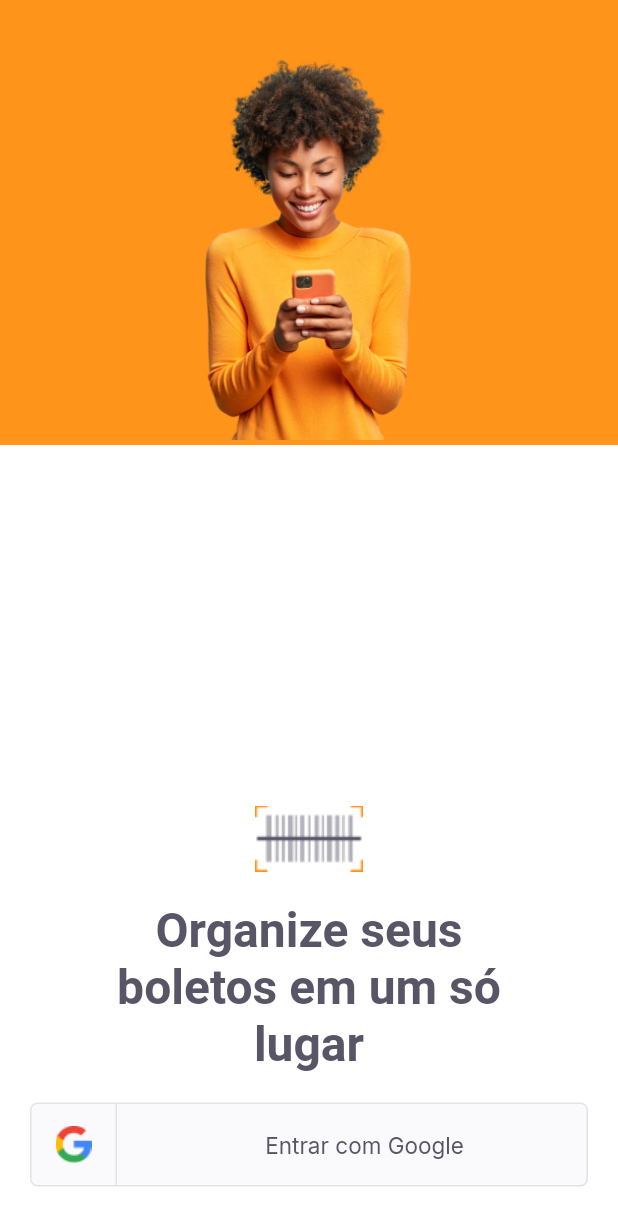
After one commit to francis584/payflow, a Flutter app: the LoginPage screen opened directly, on a phone screen of 412 x 824 dp. The commit adds this screen. Shown: the top 1226 px of the screen. Run offline on Flutter 3.47's test engine with Material 2 defaults, Android fonts, the phone set to English and light mode, and no system bars; our stand-ins replace google_fonts.

Commit message:
login_page created & home_page started

```diff
--- a/lib/main.dart
+++ b/lib/main.dart
@@ -1,4 +1,6 @@
 import 'package:flutter/material.dart';
+import 'package:payflow/modules/home/home_page.dart';
+import 'package:payflow/modules/login/login_page.dart';
 import 'package:payflow/modules/splash/splash_page.dart';
 import 'package:payflow/shared/themes/app_colors.dart';
 
@@ -15,7 +17,7 @@ class AppWidget extends StatelessWidget {
       theme: ThemeData(
         primaryColor: AppColors.primary,
       ),
-      home: SplashPage(),
+      home: HomePage(),
     );
   }
 }
--- /dev/null
+++ b/lib/modules/home/home_page.dart
@@ -0,0 +1,14 @@
+import 'package:flutter/material.dart';
+
+class HomePage extends StatelessWidget {
+  const HomePage({Key? key}) : super(key: key);
+
+  @override
+  Widget build(BuildContext context) {
+    return Scaffold(
+      appBar: AppBar(
+        title: Text("HomePage"),
+      ),
+    );
+  }
+}
--- /dev/null
+++ b/lib/modules/login/login_page.dart
@@ -0,0 +1,70 @@
+import 'package:flutter/material.dart';
+import 'package:payflow/shared/themes/app_colors.dart';
+import 'package:payflow/shared/themes/app_images.dart';
+import 'package:payflow/shared/themes/app_text_styles.dart';
+import 'package:payflow/shared/widgets/social_login/social_login_button.dart';
+
+class LoginPage extends StatefulWidget {
+  const LoginPage({Key? key}) : super(key: key);
+
+  @override
+  _LoginPageState createState() => _LoginPageState();
+}
+
+class _LoginPageState extends State<LoginPage> {
+  @override
+  Widget build(BuildContext context) {
+    final size = MediaQuery.of(context).size;
+    return Scaffold(
+      backgroundColor: AppColors.background,
+      body: Container(
+        width: size.width,
+        height: size.height,
+        child: Stack(
+          children: [
+            Container(
+              width: size.width,
+              height: size.height * 0.36,
+              color: AppColors.primary,
+            ),
+            Positioned(
+                top: 40,
+                left: 0,
+                right: 0,
+                child: Image.asset(AppImages.person, width: 208, height: 253)),
+            Positioned(
+              bottom: size.height * 0.04,
+              left: 0,
+              right: 0,
+              child: Column(
+                mainAxisAlignment: MainAxisAlignment.center,
+                crossAxisAlignment: CrossAxisAlignment.center,
+                children: [
+                  Image.asset(AppImages.logomini),
+                  Padding(
+                    padding:
+                        const EdgeInsets.only(top: 20, left: 60, right: 60),
+                    child: Text(
+                      "Organize seus boletos em um só lugar",
+                      style: TextStyles.titleHome,
+                      textAlign: TextAlign.center,
+                    ),
+                  ),
+                  Padding(
+                    padding:
+                        const EdgeInsets.only(top: 20, left: 20, right: 20),
+                    child: SocialLoginButton(
+                      onTap: () {
+                        print("clicou!");
+                      },
+                    ),
+                  )
+                ],
+              ),
+            )
+          ],
+        ),
+      ),
+    );
+  }
+}
--- /dev/null
+++ b/lib/shared/widgets/social_login/social_login_button.dart
@@ -0,0 +1,49 @@
+import 'package:flutter/material.dart';
+import 'package:payflow/shared/themes/app_colors.dart';
+import 'package:payflow/shared/themes/app_images.dart';
+import 'package:payflow/shared/themes/app_text_styles.dart';
+
+class SocialLoginButton extends StatelessWidget {
+  final VoidCallback onTap;
+  const SocialLoginButton({Key? key, required this.onTap}) : super(key: key);
+
+  @override
+  Widget build(BuildContext context) {
+    return InkWell(
+      onTap: onTap,
+      child: Container(
+        height: 56,
+        decoration: BoxDecoration(
+            color: AppColors.shape,
+            borderRadius: BorderRadius.circular(5),
+            border: Border.fromBorderSide(BorderSide(color: AppColors.stroke))),
+        child: Row(
+          children: [
+            Expanded(
+                flex: 1,
+                child: Row(
+                  children: [
+                    SizedBox(width: 16),
+                    Image.asset(AppImages.google),
+                    SizedBox(width: 16),
+                    Container(height: 56, width: 1, color: AppColors.stroke)
+                  ],
+                )),
+            Expanded(
+              flex: 4,
+              child: Row(
+                mainAxisAlignment: MainAxisAlignment.center,
+                children: [
+                  Text(
+                    "Entrar com Google",
+                    style: TextStyles.buttonGray,
+                  ),
+                ],
+              ),
+            ),
+          ],
+        ),
+      ),
+    );
+  }
+}
```
Also changed, not shown: 1 other file.
